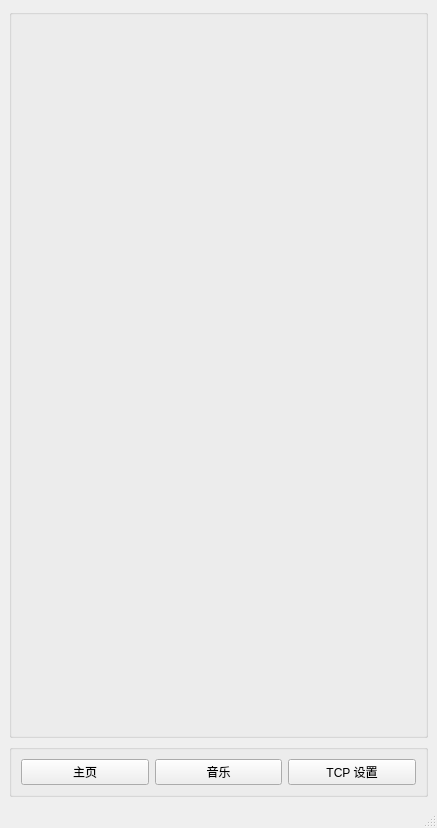
Qt form 2_Proj/client/mainwindow.ui (sitakerchen/MultiStereo) before a commit.
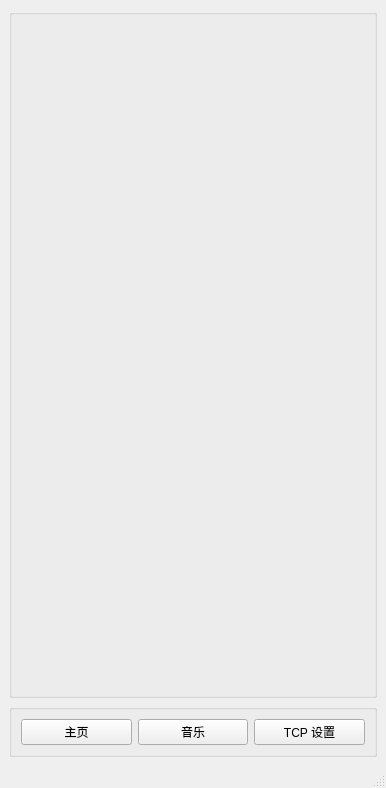
The same form after that commit.

Diff of the .ui file:
```diff
--- a/2_Proj/client/mainwindow.ui
+++ b/2_Proj/client/mainwindow.ui
@@ -6,8 +6,8 @@
    <rect>
     <x>0</x>
     <y>0</y>
-    <width>437</width>
-    <height>828</height>
+    <width>386</width>
+    <height>788</height>
    </rect>
   </property>
   <property name="windowTitle">
```
Left out of the diff: 2 changed lines with no effect on the pictures.
